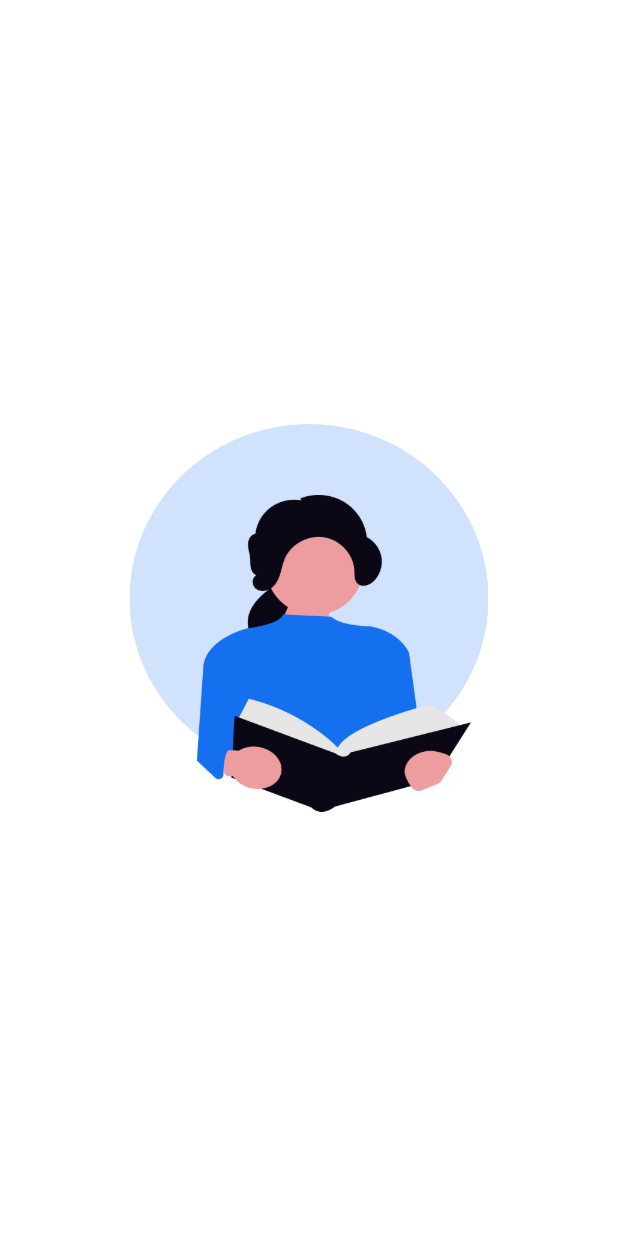
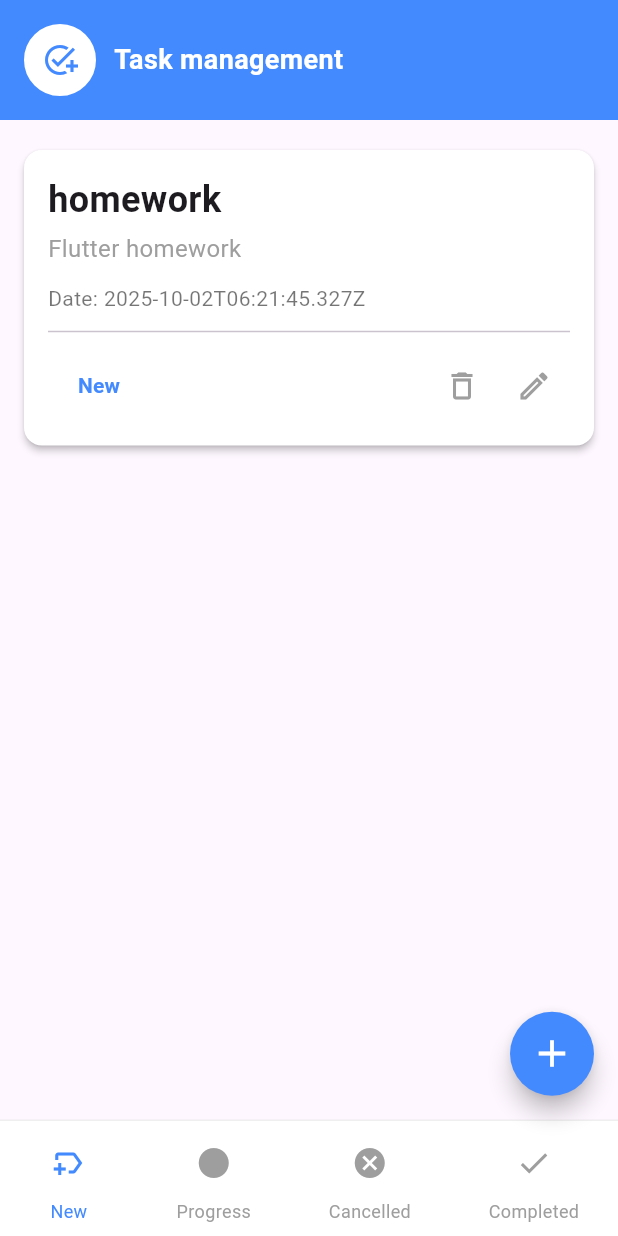
Before and after one commit to Protiva-Bose/Basic_Api_Project, a Flutter app: the first screen one second after launch, on a phone screen of 412 x 824 dp. Run offline on Flutter 3.47's test engine with Material 3 defaults, Android fonts, the phone set to English and light mode, and no system bars; our stand-ins replace flutter_screenutil, shared_preferences.

Commit message:
task management page create

```diff
--- a/lib/main.dart
+++ b/lib/main.dart
@@ -1,7 +1,9 @@
 import 'package:basic_api_project/view/course/food_recipes_ostad/food_recipe_json_data.dart';
 import 'package:basic_api_project/view/course/module_20_assignment/auth/otp/otp_verify.dart';
 import 'package:basic_api_project/view/course/module_20_assignment/profile/profile_details/profile_screen.dart';
+import 'package:basic_api_project/view/course/module_20_assignment/profile/update_profile/update_profile_screen.dart';
 import 'package:basic_api_project/view/course/module_20_assignment/splash/splash_screen.dart';
+import 'package:basic_api_project/view/course/module_20_assignment/user_task/user_task_home_page.dart';
 import 'package:basic_api_project/view/get_api/user_details_get/User_details.dart';
 import 'package:flutter/material.dart';
 import 'package:flutter_screenutil/flutter_screenutil.dart';
@@ -27,7 +29,7 @@ class ApiBasicApp extends StatelessWidget {
           theme: ThemeData(
             colorScheme: ColorScheme.fromSeed(seedColor: Colors.deepPurple),
           ),
-          home: SplashScreen(),
+          home: UserTaskHomePage(),
         );
       }
     );
--- /dev/null
+++ b/lib/view/course/module_20_assignment/user_task/user_task_home_page.dart
@@ -0,0 +1,196 @@
+import 'package:flutter/material.dart';
+
+class UserTaskHomePage extends StatelessWidget {
+  const UserTaskHomePage({super.key});
+
+  Widget _buildCustomHeader(BuildContext context) {
+    return Container(
+      padding: const EdgeInsets.symmetric(vertical: 16.0, horizontal: 16.0),
+      color: Colors.blueAccent,
+      child: Row(
+        mainAxisAlignment: MainAxisAlignment.spaceBetween,
+        children: [
+          Row(
+            children: [
+              Container(
+                width: 48,
+                height: 48,
+                decoration: BoxDecoration(
+                  shape: BoxShape.circle,
+                  color: Colors.white,
+                  border: Border.all(color: Colors.white, width: 2),
+                ),
+                child: const Icon(Icons.add_task, color: Colors.blueAccent),
+              ),
+              const SizedBox(width: 12),
+              const Column(
+                crossAxisAlignment: CrossAxisAlignment.start,
+                children: [
+                  Text(
+                    'Task management',
+                    style: TextStyle(
+                      color: Colors.white,
+                      fontWeight: FontWeight.bold,
+                      fontSize: 18,
+                    ),
+                  ),
+                ],
+              ),
+            ],
+          ),
+        ],
+      ),
+    );
+  }
+
+  // 3. Task Card
+  Widget _buildTaskCard() {
+    return Card(
+      margin: const EdgeInsets.only(top: 20.0, left: 16.0, right: 16.0),
+      color: Colors.white,
+      shape: RoundedRectangleBorder(
+        borderRadius: BorderRadius.circular(12),
+      ),
+      elevation: 2,
+      child: Padding(
+        padding: const EdgeInsets.all(16.0),
+        child: Column(
+          crossAxisAlignment: CrossAxisAlignment.start,
+          children: [
+            const Text(
+              'homework',
+              style: TextStyle(
+                fontSize: 24,
+                fontWeight: FontWeight.w600,
+              ),
+            ),
+            const SizedBox(height: 4),
+            const Text(
+              'Flutter homework',
+              style: TextStyle(
+                fontSize: 16,
+                color: Colors.grey,
+              ),
+            ),
+            const SizedBox(height: 12),
+            const Text(
+              'Date: 2025-10-02T06:21:45.327Z',
+              style: TextStyle(
+                fontSize: 14,
+                color: Colors.black54,
+              ),
+            ),
+            const Divider(height: 24),
+            Row(
+              mainAxisAlignment: MainAxisAlignment.end,
+              children: [
+                ElevatedButton(
+                  onPressed: () {},
+                  style: ElevatedButton.styleFrom(
+                    backgroundColor: Colors.white,
+                    elevation: 0,
+                    shape: RoundedRectangleBorder(
+                      borderRadius: BorderRadius.circular(20),
+                    ),
+                    padding: const EdgeInsets.symmetric(horizontal: 20, vertical: 8),
+                  ),
+                  child: const Text(
+                    'New',
+                    style: TextStyle(
+                      color: Colors.blueAccent,
+                      fontWeight: FontWeight.bold,
+                    ),
+                  ),
+                ),
+                const Spacer(),
+                IconButton(
+                  icon: const Icon(Icons.delete_outline, color: Colors.grey),
+                  onPressed: () {},
+                ),
+                IconButton(
+                  icon: const Icon(Icons.edit_outlined, color: Colors.grey),
+                  onPressed: () {},
+                ),
+              ],
+            ),
+          ],
+        ),
+      ),
+    );
+  }
+
+  // 4. Bottom Action Item
+  Widget _buildBottomActionItem(IconData icon, String label, {bool isSelected = false}) {
+    final Color color = isSelected ? Colors.blueAccent : Colors.grey;
+    final Color bgColor = isSelected ? Colors. white70 : Colors.transparent;
+
+    return Padding(
+      padding: const EdgeInsets.symmetric(horizontal: 4.0),
+      child: Column(
+        mainAxisSize: MainAxisSize.min,
+        children: [
+          Container(
+            padding: const EdgeInsets.all(8.0),
+            decoration: BoxDecoration(
+              color: bgColor,
+              borderRadius: BorderRadius.circular(25),
+            ),
+            child: Icon(icon, color: color, size: 24),
+          ),
+          const SizedBox(height: 4),
+          Text(
+            label,
+            style: TextStyle(
+              fontSize: 12,
+              color: color,
+            ),
+          ),
+        ],
+      ),
+    );
+  }
+
+  @override
+  Widget build(BuildContext context) {
+    return Scaffold(
+      body: SafeArea(
+        child: Column(
+          children: [
+            _buildCustomHeader(context),
+            Expanded(
+              child: ListView(
+                padding: EdgeInsets.zero,
+                children: [
+                  _buildTaskCard(),
+                  const SizedBox(height: 100),
+                ],
+              ),
+            ),
+          ],
+        ),
+      ),
+      floatingActionButton: FloatingActionButton(
+        onPressed: () {},
+        backgroundColor: Colors.blueAccent,
+        shape: const CircleBorder(),
+        child: const Icon(Icons.add, color: Colors.white, size: 30),
+      ),
+      bottomNavigationBar: Container(
+        padding: const EdgeInsets.symmetric(vertical: 8),
+        decoration: const BoxDecoration(
+          color: Colors.white,
+          border: Border(top: BorderSide(color: Colors.black12, width: 0.5)),
+        ),
+        child: Row(
+          mainAxisAlignment: MainAxisAlignment.spaceAround,
+          children: [
+            _buildBottomActionItem(Icons.new_label_outlined, 'New', isSelected: true),
+            _buildBottomActionItem(Icons.circle, 'Progress'),
+            _buildBottomActionItem(Icons.cancel, 'Cancelled'),
+            _buildBottomActionItem(Icons.done, 'Completed'),
+          ],
+        ),
+      ),
+    );
+  }
+}
```
Also changed, not shown: lib/cors/service/token_service.dart (+9 -4 lines), lib/view/course/module_20_assignment/auth/login/login_screen.dart (+101 -52 lines), lib/view/course/module_20_assignment/profile/update_profile/update_profile_screen.dart (+94 -118 lines), 1 other file.
